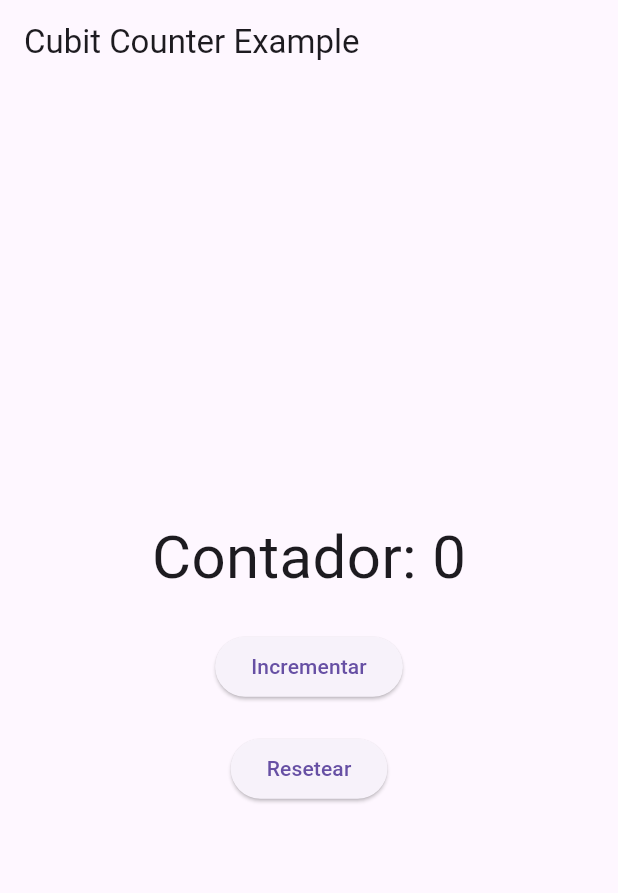
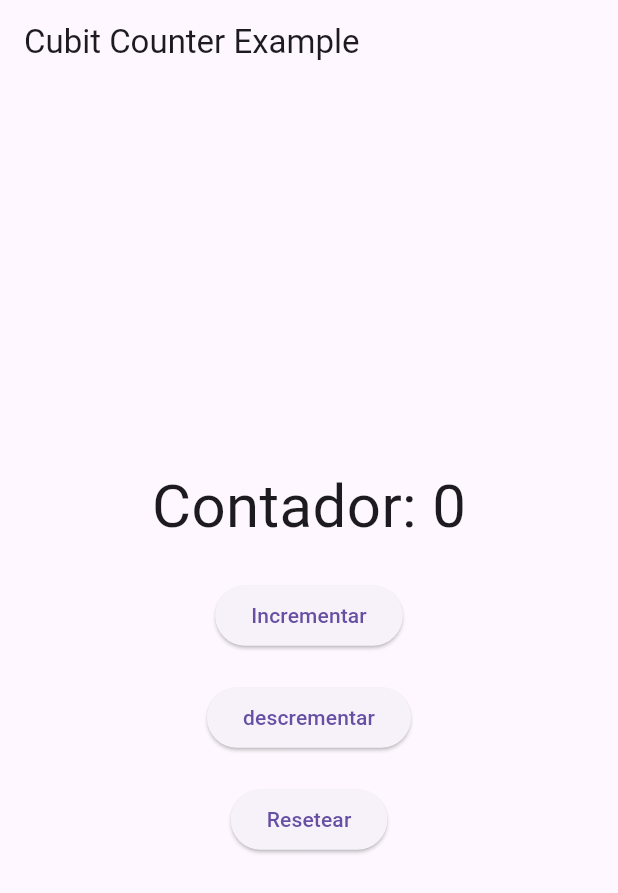
Before and after one commit to LauraVanesa06/PROYECTO-FORMATIVO, a Flutter app: the screen it shows after launch, on a phone screen of 412 x 824 dp. Shown: the top 893 px of the screen. Run offline on Flutter 3.47's test engine with Material 3 defaults, Android fonts, the phone set to English and light mode, and no system bars; our stand-ins replace flutter_bloc.

Commit message:
agregado el descrementar

```diff
--- a/ferremateriales/lib/main.dart
+++ b/ferremateriales/lib/main.dart
@@ -159,6 +159,12 @@ class HomeScreen extends StatelessWidget {
               child: Text('Incrementar'),
             ),
             SizedBox(height: 20),
+            // Botón para incrementar el contador
+            ElevatedButton(
+              onPressed: () => context.read<CounterCubit>().descrementar(), // Incrementar contador
+              child: Text('descrementar'),
+            ),
+            SizedBox(height: 20),
             // Botón para resetear el contador
             ElevatedButton(
               onPressed: () => context.read<CounterCubit>().reset(), // Resetear contador
```
